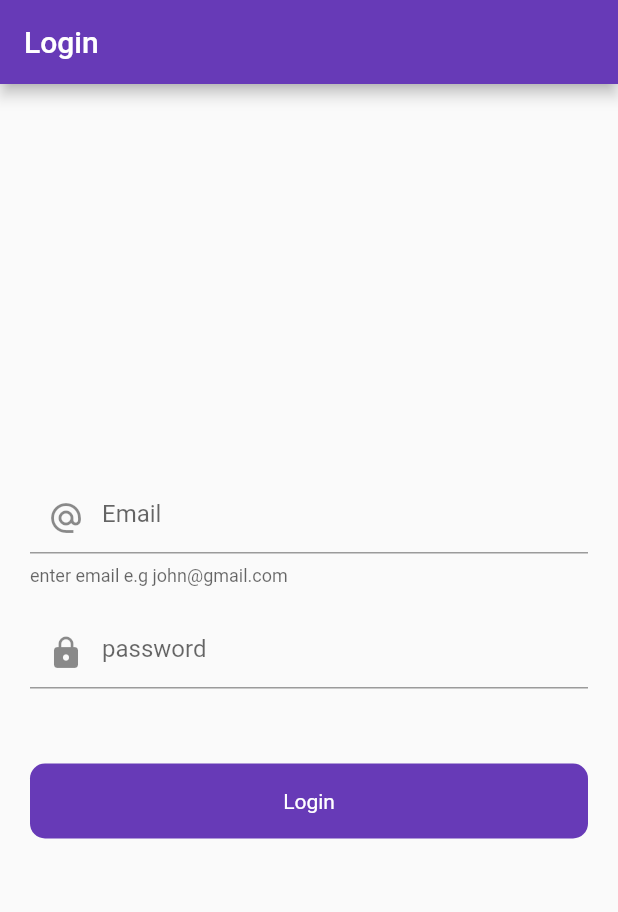
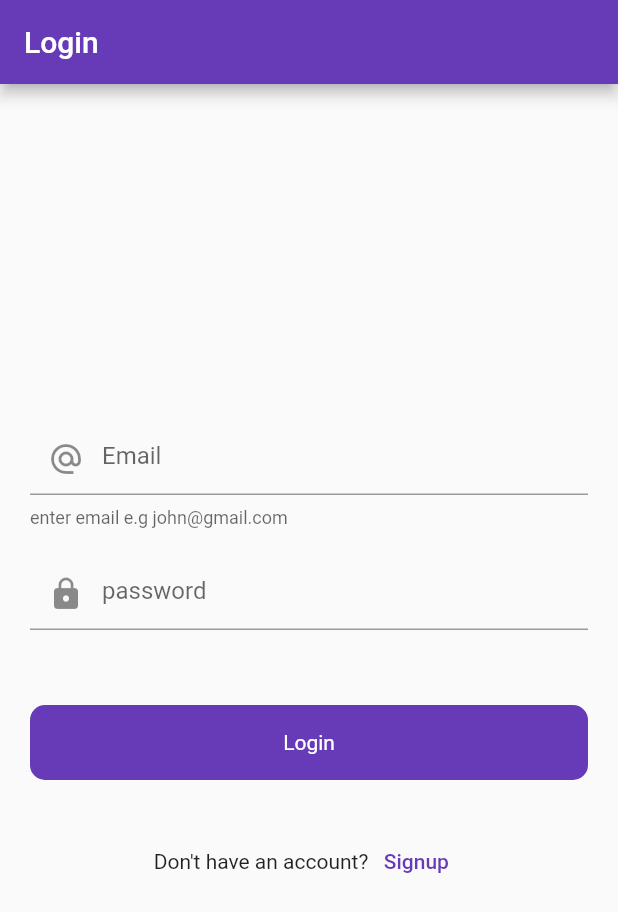
Before and after one commit to Nitinjiwnani/Flutter-Firebase, a Flutter app: the screen it shows after launch, on a phone screen of 412 x 824 dp. Shown: the top 912 px of the screen. Run offline on Flutter 3.47's test engine with Material 2 defaults, Android fonts, the phone set to English and light mode, and no system bars; our stand-ins replace firebase_core; accounts and stored records are empty.

Commit message:
Signup screen

```diff
--- a/lib/UI/auth/login_screen.dart
+++ b/lib/UI/auth/login_screen.dart
@@ -1,6 +1,8 @@
 import 'package:flutter/material.dart';
+import 'package:flutter/services.dart';
 import 'package:flutter/src/widgets/framework.dart';
 import 'package:flutter/src/widgets/placeholder.dart';
+import 'package:flutter_firebase/UI/auth/singup_screen.dart';
 import 'package:flutter_firebase/widgets/round_button.dart';
 
 class LoginScreen extends StatefulWidget {
@@ -25,7 +27,12 @@ class _LoginScreenState extends State<LoginScreen> {
 
   @override
   Widget build(BuildContext context) {
-    return Scaffold(
+    return WillPopScope(
+      onWillPop: () async {
+        SystemNavigator.pop();
+        return true;
+      },
+      child: Scaffold(
         appBar: AppBar(
           automaticallyImplyLeading: false,
           title: Text('Login'),
@@ -70,7 +77,7 @@ class _LoginScreenState extends State<LoginScreen> {
                   ],
                 ),
               ),
-            SizedBox(
+              const SizedBox(
                 height: 50,
               ),
               RoundButton(
@@ -78,8 +85,27 @@ class _LoginScreenState extends State<LoginScreen> {
                 onTap: () {
                   if (_formKey.currentState!.validate()) ;
                 },
+              ),
+              const SizedBox(
+                height: 30,
+              ),
+              Row(
+                mainAxisAlignment: MainAxisAlignment.center,
+                children: [
+                  Text("Don't have an account?"),
+                  TextButton(
+                      onPressed: () {
+                        Navigator.push(
+                            context,
+                            MaterialPageRoute(
+                              builder: (context) => SignUpScreen(),
+                            ));
+                      },
+                      child: Text('Signup'))
+                ],
               )
             ],
+          ),
         ),
       ),
     );
```
Also changed, not shown: lib/UI/auth/singup_screen.dart (added, +105 -0 lines). Lines whose indentation alone changed are shown as unchanged.
